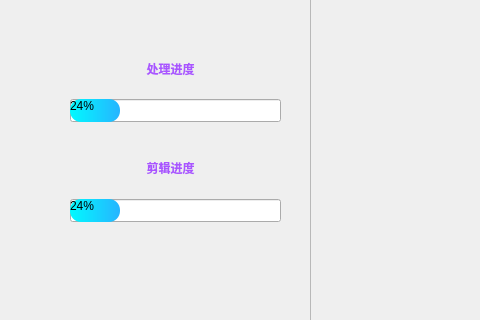
This is demo.ui in HarryandJack/Surgical_video_clipping as Qt 5 draws it before an edit; both pictures show x 0 to 480 and y 364 to 684 of the 1126 by 838 pixel window. The edited form follows.
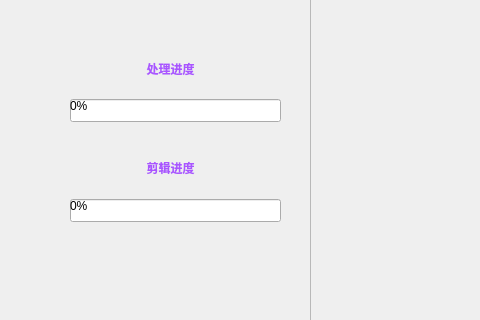
This is the edited form.

Diff of the .ui file:
```diff
--- a/demo.ui
+++ b/demo.ui
@@ -310,6 +310,12 @@
       <height>23</height>
      </rect>
     </property>
+    <property name="font">
+     <font>
+      <weight>50</weight>
+      <bold>false</bold>
+     </font>
+    </property>
     <property name="styleSheet">
      <string notr="true">QProgressBar::chunk
 {
@@ -327,7 +333,10 @@
 }</string>
     </property>
     <property name="value">
-     <number>24</number>
+     <number>0</number>
+    </property>
+    <property name="textVisible">
+     <bool>true</bool>
     </property>
    </widget>
    <widget class="QProgressBar" name="process_rate">
@@ -356,7 +365,7 @@
 }</string>
     </property>
     <property name="value">
-     <number>24</number>
+     <number>0</number>
     </property>
    </widget>
    <widget class="QLabel" name="label_2">
```
